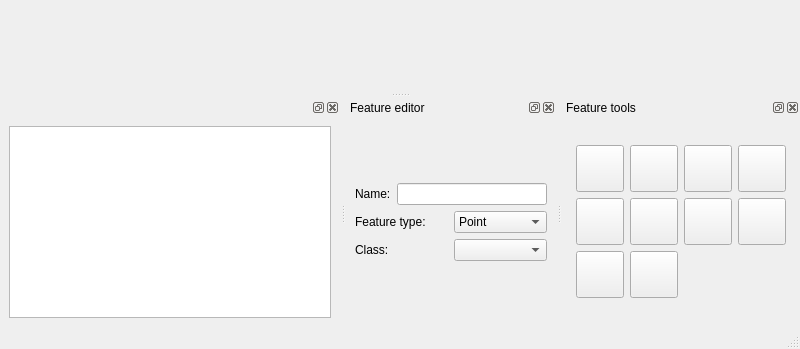
e-foto/e-foto, file branches/SandBox/trunk_candidata/qt/interface/Stereoplotter.ui: the form before one commit; both pictures show x 0 to 800 and y 251 to 600 of the 800 by 600 pixel window.
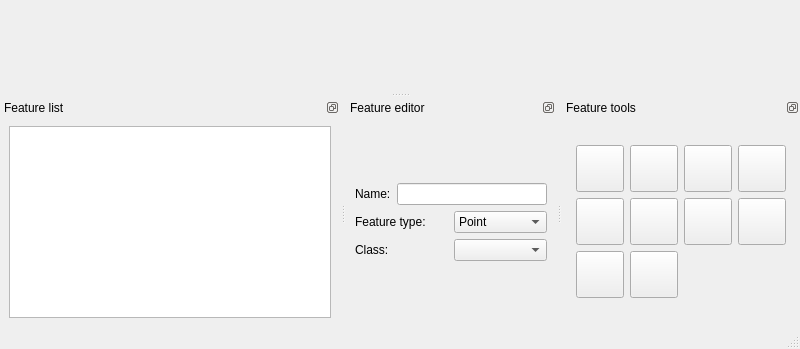
The form after the commit. Icons and pictures are not drawn.

Diff of the .ui file:
```diff
--- a/branches/SandBox/trunk_candidata/qt/interface/Stereoplotter.ui
+++ b/branches/SandBox/trunk_candidata/qt/interface/Stereoplotter.ui
@@ -29,6 +29,12 @@
   </widget>
   <widget class="QStatusBar" name="statusbar"/>
   <widget class="QDockWidget" name="dockWidget">
+   <property name="features">
+    <set>QDockWidget::DockWidgetFloatable|QDockWidget::DockWidgetMovable</set>
+   </property>
+   <property name="windowTitle">
+    <string>Feature list</string>
+   </property>
    <attribute name="dockWidgetArea">
     <number>8</number>
    </attribute>
@@ -47,6 +53,9 @@
      <height>524287</height>
     </size>
    </property>
+   <property name="features">
+    <set>QDockWidget::DockWidgetFloatable|QDockWidget::DockWidgetMovable</set>
+   </property>
    <property name="windowTitle">
     <string>Feature editor</string>
    </property>
@@ -127,6 +136,9 @@
      <height>524287</height>
     </size>
    </property>
+   <property name="features">
+    <set>QDockWidget::DockWidgetFloatable|QDockWidget::DockWidgetMovable</set>
+   </property>
    <property name="windowTitle">
     <string>Feature tools</string>
    </property>
```
Left out of the diff: 6 changed lines with no effect on the pictures.
